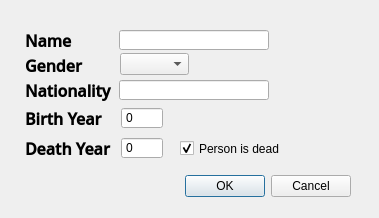
annakrih/T113VLN1-3, file personDialog.ui: the form before one commit.
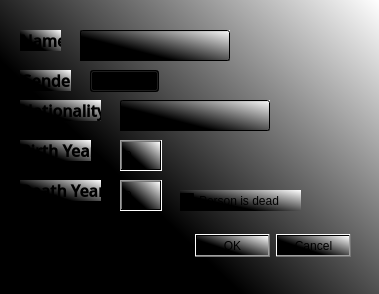
The form after the commit.

Commit message: Person dialog

Diff of the .ui file:
```diff
--- a/personDialog.ui
+++ b/personDialog.ui
@@ -7,12 +7,15 @@
     <x>0</x>
     <y>0</y>
     <width>379</width>
-    <height>218</height>
+    <height>294</height>
    </rect>
   </property>
   <property name="windowTitle">
    <string>Dialog</string>
   </property>
+  <property name="styleSheet">
+   <string notr="true">background-color: qlineargradient(spread:pad, x1:0.291, y1:0.568, x2:1, y2:0, stop:0 rgba(0, 0, 0, 255), stop:1 rgba(255, 255, 255, 255));</string>
+  </property>
   <widget class="QDialogButtonBox" name="buttonBox">
    <property name="enabled">
     <bool>true</bool>
@@ -20,11 +23,14 @@
    <property name="geometry">
     <rect>
      <x>10</x>
-     <y>170</y>
+     <y>230</y>
      <width>341</width>
      <height>32</height>
     </rect>
    </property>
+   <property name="styleSheet">
+    <string notr="true">background-color: qconicalgradient(cx:1, cy:0.0340909, angle:0, stop:0 rgba(35, 40, 3, 255), stop:0.16 rgba(136, 106, 22, 255), stop:0.225 rgba(166, 140, 41, 255), stop:0.285 rgba(204, 181, 74, 255), stop:0.345 rgba(235, 219, 102, 255), stop:0.415 rgba(245, 236, 112, 255), stop:0.52 rgba(209, 190, 76, 255), stop:0.57 rgba(187, 156, 51, 255), stop:0.635 rgba(168, 142, 42, 255), stop:0.695 rgba(202, 174, 68, 255), stop:0.75 rgba(218, 202, 86, 255), stop:0.815 rgba(208, 187, 73, 255), stop:0.88 rgba(187, 156, 51, 255), stop:0.935 rgba(137, 108, 26, 255), stop:1 rgba(35, 40, 3, 255));</string>
+   </property>
    <property name="orientation">
     <enum>Qt::Horizontal</enum>
    </property>
@@ -38,20 +44,23 @@
   <widget class="QLineEdit" name="personName">
    <property name="geometry">
     <rect>
-     <x>119</x>
+     <x>80</x>
      <y>30</y>
      <width>150</width>
-     <height>20</height>
+     <height>31</height>
     </rect>
    </property>
+   <property name="styleSheet">
+    <string notr="true">background-color: qconicalgradient(cx:1, cy:0.0340909, angle:0, stop:0 rgba(35, 40, 3, 255), stop:0.16 rgba(136, 106, 22, 255), stop:0.225 rgba(166, 140, 41, 255), stop:0.285 rgba(204, 181, 74, 255), stop:0.345 rgba(235, 219, 102, 255), stop:0.415 rgba(245, 236, 112, 255), stop:0.52 rgba(209, 190, 76, 255), stop:0.57 rgba(187, 156, 51, 255), stop:0.635 rgba(168, 142, 42, 255), stop:0.695 rgba(202, 174, 68, 255), stop:0.75 rgba(218, 202, 86, 255), stop:0.815 rgba(208, 187, 73, 255), stop:0.88 rgba(187, 156, 51, 255), stop:0.935 rgba(137, 108, 26, 255), stop:1 rgba(35, 40, 3, 255));</string>
+   </property>
   </widget>
   <widget class="QLabel" name="labelName">
    <property name="geometry">
     <rect>
-     <x>25</x>
-     <y>25</y>
-     <width>100</width>
-     <height>30</height>
+     <x>20</x>
+     <y>30</y>
+     <width>41</width>
+     <height>21</height>
     </rect>
    </property>
    <property name="font">
@@ -62,6 +71,9 @@
      <bold>true</bold>
     </font>
    </property>
+   <property name="styleSheet">
+    <string notr="true">background-color: qconicalgradient(cx:1, cy:0.0340909, angle:0, stop:0 rgba(35, 40, 3, 255), stop:0.16 rgba(136, 106, 22, 255), stop:0.225 rgba(166, 140, 41, 255), stop:0.285 rgba(204, 181, 74, 255), stop:0.345 rgba(235, 219, 102, 255), stop:0.415 rgba(245, 236, 112, 255), stop:0.52 rgba(209, 190, 76, 255), stop:0.57 rgba(187, 156, 51, 255), stop:0.635 rgba(168, 142, 42, 255), stop:0.695 rgba(202, 174, 68, 255), stop:0.75 rgba(218, 202, 86, 255), stop:0.815 rgba(208, 187, 73, 255), stop:0.88 rgba(187, 156, 51, 255), stop:0.935 rgba(137, 108, 26, 255), stop:1 rgba(35, 40, 3, 255));</string>
+   </property>
    <property name="text">
     <string>Name</string>
    </property>
@@ -69,10 +81,10 @@
   <widget class="QLabel" name="labelGender">
    <property name="geometry">
     <rect>
-     <x>25</x>
-     <y>50</y>
-     <width>100</width>
-     <height>30</height>
+     <x>20</x>
+     <y>70</y>
+     <width>51</width>
+     <height>21</height>
     </rect>
    </property>
    <property name="font">
@@ -83,6 +95,9 @@
      <bold>true</bold>
     </font>
    </property>
+   <property name="styleSheet">
+    <string notr="true">background-color: qconicalgradient(cx:1, cy:0.0340909, angle:0, stop:0 rgba(35, 40, 3, 255), stop:0.16 rgba(136, 106, 22, 255), stop:0.225 rgba(166, 140, 41, 255), stop:0.285 rgba(204, 181, 74, 255), stop:0.345 rgba(235, 219, 102, 255), stop:0.415 rgba(245, 236, 112, 255), stop:0.52 rgba(209, 190, 76, 255), stop:0.57 rgba(187, 156, 51, 255), stop:0.635 rgba(168, 142, 42, 255), stop:0.695 rgba(202, 174, 68, 255), stop:0.75 rgba(218, 202, 86, 255), stop:0.815 rgba(208, 187, 73, 255), stop:0.88 rgba(187, 156, 51, 255), stop:0.935 rgba(137, 108, 26, 255), stop:1 rgba(35, 40, 3, 255));</string>
+   </property>
    <property name="text">
     <string>Gender</string>
    </property>
@@ -90,20 +105,23 @@
   <widget class="QLineEdit" name="personNat">
    <property name="geometry">
     <rect>
-     <x>119</x>
-     <y>80</y>
+     <x>120</x>
+     <y>100</y>
      <width>150</width>
-     <height>20</height>
+     <height>31</height>
     </rect>
    </property>
+   <property name="styleSheet">
+    <string notr="true">background-color: qconicalgradient(cx:1, cy:0.0340909, angle:0, stop:0 rgba(35, 40, 3, 255), stop:0.16 rgba(136, 106, 22, 255), stop:0.225 rgba(166, 140, 41, 255), stop:0.285 rgba(204, 181, 74, 255), stop:0.345 rgba(235, 219, 102, 255), stop:0.415 rgba(245, 236, 112, 255), stop:0.52 rgba(209, 190, 76, 255), stop:0.57 rgba(187, 156, 51, 255), stop:0.635 rgba(168, 142, 42, 255), stop:0.695 rgba(202, 174, 68, 255), stop:0.75 rgba(218, 202, 86, 255), stop:0.815 rgba(208, 187, 73, 255), stop:0.88 rgba(187, 156, 51, 255), stop:0.935 rgba(137, 108, 26, 255), stop:1 rgba(35, 40, 3, 255));</string>
+   </property>
   </widget>
   <widget class="QLabel" name="labelNationality">
    <property name="geometry">
     <rect>
-     <x>25</x>
-     <y>75</y>
-     <width>100</width>
-     <height>30</height>
+     <x>20</x>
+     <y>100</y>
+     <width>81</width>
+     <height>21</height>
     </rect>
    </property>
    <property name="font">
@@ -114,6 +132,9 @@
      <bold>true</bold>
     </font>
    </property>
+   <property name="styleSheet">
+    <string notr="true">background-color: qconicalgradient(cx:1, cy:0.0340909, angle:0, stop:0 rgba(35, 40, 3, 255), stop:0.16 rgba(136, 106, 22, 255), stop:0.225 rgba(166, 140, 41, 255), stop:0.285 rgba(204, 181, 74, 255), stop:0.345 rgba(235, 219, 102, 255), stop:0.415 rgba(245, 236, 112, 255), stop:0.52 rgba(209, 190, 76, 255), stop:0.57 rgba(187, 156, 51, 255), stop:0.635 rgba(168, 142, 42, 255), stop:0.695 rgba(202, 174, 68, 255), stop:0.75 rgba(218, 202, 86, 255), stop:0.815 rgba(208, 187, 73, 255), stop:0.88 rgba(187, 156, 51, 255), stop:0.935 rgba(137, 108, 26, 255), stop:1 rgba(35, 40, 3, 255));</string>
+   </property>
    <property name="text">
     <string>Nationality</string>
    </property>
@@ -121,12 +142,15 @@
   <widget class="QSpinBox" name="personBY">
    <property name="geometry">
     <rect>
-     <x>121</x>
-     <y>107</y>
+     <x>120</x>
+     <y>140</y>
      <width>42</width>
-     <height>22</height>
+     <height>31</height>
     </rect>
    </property>
+   <property name="styleSheet">
+    <string notr="true">background-color: qconicalgradient(cx:1, cy:0.0340909, angle:0, stop:0 rgba(35, 40, 3, 255), stop:0.16 rgba(136, 106, 22, 255), stop:0.225 rgba(166, 140, 41, 255), stop:0.285 rgba(204, 181, 74, 255), stop:0.345 rgba(235, 219, 102, 255), stop:0.415 rgba(245, 236, 112, 255), stop:0.52 rgba(209, 190, 76, 255), stop:0.57 rgba(187, 156, 51, 255), stop:0.635 rgba(168, 142, 42, 255), stop:0.695 rgba(202, 174, 68, 255), stop:0.75 rgba(218, 202, 86, 255), stop:0.815 rgba(208, 187, 73, 255), stop:0.88 rgba(187, 156, 51, 255), stop:0.935 rgba(137, 108, 26, 255), stop:1 rgba(35, 40, 3, 255));</string>
+   </property>
    <property name="frame">
     <bool>true</bool>
    </property>
@@ -143,10 +167,10 @@
   <widget class="QLabel" name="labelBY">
    <property name="geometry">
     <rect>
-     <x>25</x>
-     <y>103</y>
-     <width>100</width>
-     <height>30</height>
+     <x>20</x>
+     <y>140</y>
+     <width>71</width>
+     <height>21</height>
     </rect>
    </property>
    <property name="font">
@@ -157,6 +181,9 @@
      <bold>true</bold>
     </font>
    </property>
+   <property name="styleSheet">
+    <string notr="true">background-color: qconicalgradient(cx:1, cy:0.0340909, angle:0, stop:0 rgba(35, 40, 3, 255), stop:0.16 rgba(136, 106, 22, 255), stop:0.225 rgba(166, 140, 41, 255), stop:0.285 rgba(204, 181, 74, 255), stop:0.345 rgba(235, 219, 102, 255), stop:0.415 rgba(245, 236, 112, 255), stop:0.52 rgba(209, 190, 76, 255), stop:0.57 rgba(187, 156, 51, 255), stop:0.635 rgba(168, 142, 42, 255), stop:0.695 rgba(202, 174, 68, 255), stop:0.75 rgba(218, 202, 86, 255), stop:0.815 rgba(208, 187, 73, 255), stop:0.88 rgba(187, 156, 51, 255), stop:0.935 rgba(137, 108, 26, 255), stop:1 rgba(35, 40, 3, 255));</string>
+   </property>
    <property name="text">
     <string>Birth Year</string>
    </property>
@@ -164,10 +191,10 @@
   <widget class="QLabel" name="labelDeath">
    <property name="geometry">
     <rect>
-     <x>25</x>
-     <y>133</y>
-     <width>100</width>
-     <height>30</height>
+     <x>20</x>
+     <y>180</y>
+     <width>81</width>
+     <height>21</height>
     </rect>
    </property>
    <property name="font">
@@ -178,6 +205,9 @@
      <bold>true</bold>
     </font>
    </property>
+   <property name="styleSheet">
+    <string notr="true">background-color: qconicalgradient(cx:1, cy:0.0340909, angle:0, stop:0 rgba(35, 40, 3, 255), stop:0.16 rgba(136, 106, 22, 255), stop:0.225 rgba(166, 140, 41, 255), stop:0.285 rgba(204, 181, 74, 255), stop:0.345 rgba(235, 219, 102, 255), stop:0.415 rgba(245, 236, 112, 255), stop:0.52 rgba(209, 190, 76, 255), stop:0.57 rgba(187, 156, 51, 255), stop:0.635 rgba(168, 142, 42, 255), stop:0.695 rgba(202, 174, 68, 255), stop:0.75 rgba(218, 202, 86, 255), stop:0.815 rgba(208, 187, 73, 255), stop:0.88 rgba(187, 156, 51, 255), stop:0.935 rgba(137, 108, 26, 255), stop:1 rgba(35, 40, 3, 255));</string>
+   </property>
    <property name="text">
     <string>Death Year</string>
    </property>
@@ -185,12 +215,15 @@
   <widget class="QSpinBox" name="personDY">
    <property name="geometry">
     <rect>
-     <x>121</x>
-     <y>137</y>
+     <x>120</x>
+     <y>180</y>
      <width>42</width>
-     <height>22</height>
+     <height>31</height>
     </rect>
    </property>
+   <property name="styleSheet">
+    <string notr="true">background-color: qconicalgradient(cx:1, cy:0.0340909, angle:0, stop:0 rgba(35, 40, 3, 255), stop:0.16 rgba(136, 106, 22, 255), stop:0.225 rgba(166, 140, 41, 255), stop:0.285 rgba(204, 181, 74, 255), stop:0.345 rgba(235, 219, 102, 255), stop:0.415 rgba(245, 236, 112, 255), stop:0.52 rgba(209, 190, 76, 255), stop:0.57 rgba(187, 156, 51, 255), stop:0.635 rgba(168, 142, 42, 255), stop:0.695 rgba(202, 174, 68, 255), stop:0.75 rgba(218, 202, 86, 255), stop:0.815 rgba(208, 187, 73, 255), stop:0.88 rgba(187, 156, 51, 255), stop:0.935 rgba(137, 108, 26, 255), stop:1 rgba(35, 40, 3, 255));</string>
+   </property>
    <property name="frame">
     <bool>true</bool>
    </property>
@@ -210,25 +243,31 @@
   <widget class="QComboBox" name="personGender">
    <property name="geometry">
     <rect>
-     <x>120</x>
-     <y>53</y>
+     <x>90</x>
+     <y>70</y>
      <width>69</width>
      <height>22</height>
     </rect>
    </property>
+   <property name="styleSheet">
+    <string notr="true">background-color: qconicalgradient(cx:1, cy:0.0340909, angle:0, stop:0 rgba(35, 40, 3, 255), stop:0.16 rgba(136, 106, 22, 255), stop:0.225 rgba(166, 140, 41, 255), stop:0.285 rgba(204, 181, 74, 255), stop:0.345 rgba(235, 219, 102, 255), stop:0.415 rgba(245, 236, 112, 255), stop:0.52 rgba(209, 190, 76, 255), stop:0.57 rgba(187, 156, 51, 255), stop:0.635 rgba(168, 142, 42, 255), stop:0.695 rgba(202, 174, 68, 255), stop:0.75 rgba(218, 202, 86, 255), stop:0.815 rgba(208, 187, 73, 255), stop:0.88 rgba(187, 156, 51, 255), stop:0.935 rgba(137, 108, 26, 255), stop:1 rgba(35, 40, 3, 255));</string>
+   </property>
   </widget>
   <widget class="QCheckBox" name="personCheckDY">
    <property name="geometry">
     <rect>
      <x>180</x>
-     <y>140</y>
-     <width>111</width>
-     <height>17</height>
+     <y>190</y>
+     <width>121</width>
+     <height>21</height>
     </rect>
    </property>
    <property name="acceptDrops">
     <bool>false</bool>
    </property>
+   <property name="styleSheet">
+    <string notr="true">background-color: qconicalgradient(cx:1, cy:0.0340909, angle:0, stop:0 rgba(35, 40, 3, 255), stop:0.16 rgba(136, 106, 22, 255), stop:0.225 rgba(166, 140, 41, 255), stop:0.285 rgba(204, 181, 74, 255), stop:0.345 rgba(235, 219, 102, 255), stop:0.415 rgba(245, 236, 112, 255), stop:0.52 rgba(209, 190, 76, 255), stop:0.57 rgba(187, 156, 51, 255), stop:0.635 rgba(168, 142, 42, 255), stop:0.695 rgba(202, 174, 68, 255), stop:0.75 rgba(218, 202, 86, 255), stop:0.815 rgba(208, 187, 73, 255), stop:0.88 rgba(187, 156, 51, 255), stop:0.935 rgba(137, 108, 26, 255), stop:1 rgba(35, 40, 3, 255));</string>
+   </property>
    <property name="text">
     <string>Person is dead</string>
    </property>
```
